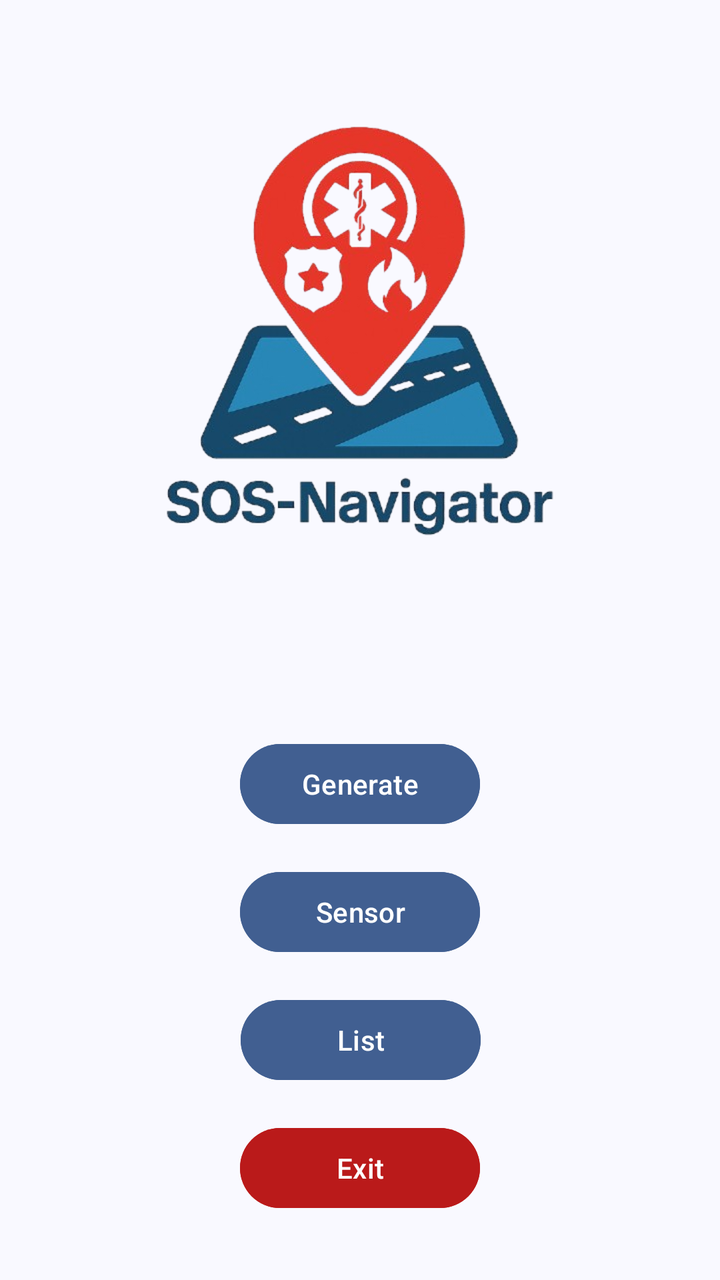
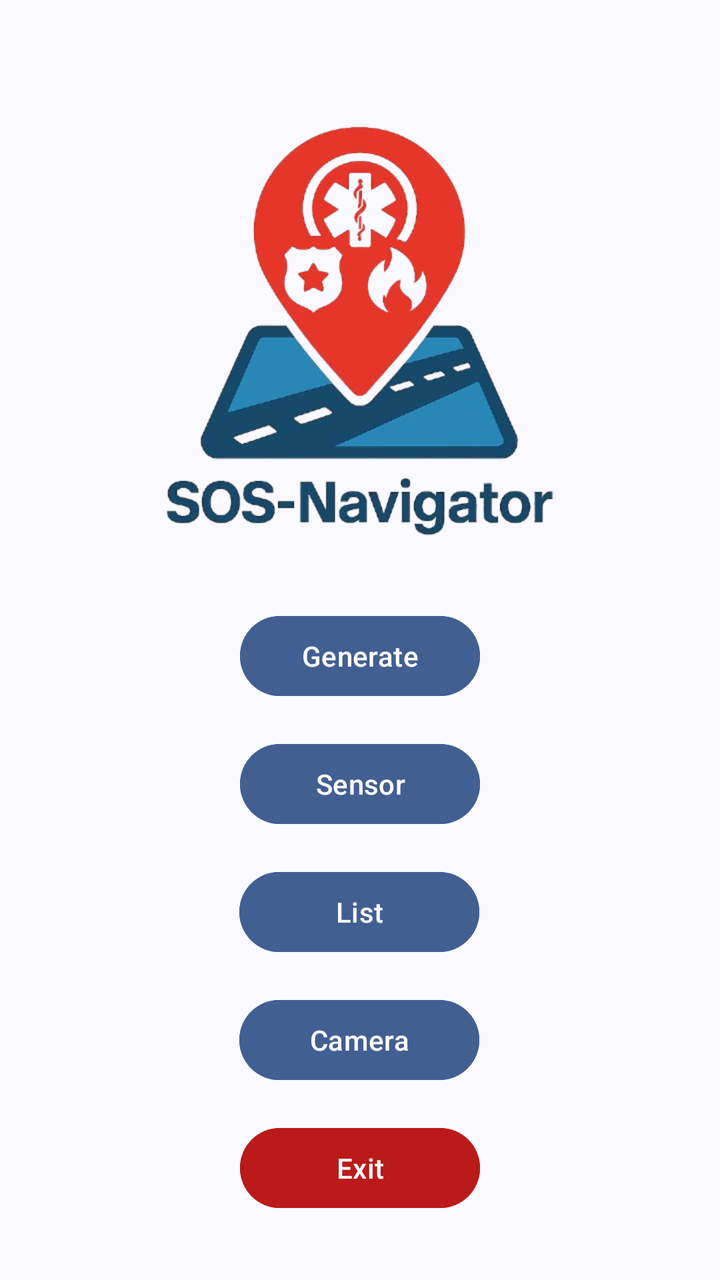

An Android layout rendered at two revisions. The XML below is the earlier revision; the diff shows what the commit changed to produce the second picture.
<!-- AndroidManifest.xml: application theme Theme.AndroidApp -->
<!-- res/layout/fragment_main.xml -->
<?xml version="1.0" encoding="utf-8"?>
<androidx.constraintlayout.widget.ConstraintLayout xmlns:android="http://schemas.android.com/apk/res/android"
    xmlns:app="http://schemas.android.com/apk/res-auto"
    xmlns:tools="http://schemas.android.com/tools"
    android:layout_width="match_parent"
    android:layout_height="match_parent"
    tools:context=".MainFragment">


    <ImageView
        android:id="@+id/imageView2"
        android:layout_width="@dimen/image_width_large"
        android:layout_height="@dimen/image_height_large"
        android:layout_marginTop="48dp"
        android:src="@drawable/logo_no_bg"
        app:layout_constraintEnd_toEndOf="parent"
        app:layout_constraintStart_toStartOf="parent"
        app:layout_constraintTop_toTopOf="parent" />

    <Button
        android:id="@+id/generateBtn"
        style="@style/btn_primary"
        android:layout_marginBottom="16dp"
        android:text="@string/main_frag_generate_btn"
        app:layout_constraintBottom_toTopOf="@+id/sensorBtn"
        app:layout_constraintEnd_toEndOf="parent"
        app:layout_constraintStart_toStartOf="parent" />

    <Button
        android:id="@+id/sensorBtn"
        style="@style/btn_primary"
        android:layout_marginBottom="16dp"
        android:text="@string/main_frag_sensor_btn"
        app:layout_constraintBottom_toTopOf="@+id/listBtn"
        app:layout_constraintEnd_toEndOf="parent"
        app:layout_constraintStart_toStartOf="parent" />

    <Button
        android:id="@+id/listBtn"
        style="@style/btn_primary"
        android:layout_marginBottom="16dp"
        android:text="@string/main_frag_list_btn"
        app:layout_constraintBottom_toTopOf="@+id/exitBtn"
        app:layout_constraintEnd_toEndOf="parent"
        app:layout_constraintHorizontal_bias="0.501"
        app:layout_constraintStart_toStartOf="parent" />

    <Button
        android:id="@+id/exitBtn"
        style="@style/btn_error_bottom"
        android:layout_marginBottom="32dp"
        android:text="@string/main_frag_exit_btn"
        app:layout_constraintBottom_toBottomOf="parent"
        app:layout_constraintEnd_toEndOf="parent"
        app:layout_constraintStart_toStartOf="parent" />

</androidx.constraintlayout.widget.ConstraintLayout>
<!-- resources referenced by this layout -->
<resources>
  <dimen name="image_height_large">250dp</dimen>
  <dimen name="image_width_large">250dp</dimen>
  <string name="main_frag_exit_btn">Exit</string>
  <string name="main_frag_generate_btn">Generate</string>
  <string name="main_frag_list_btn">List</string>
  <string name="main_frag_sensor_btn">Sensor</string>
  <style name="btn_error_bottom" parent="Widget.Material3.Button">
          <item name="android:layout_width">120dp</item>
          <item name="android:layout_height">48dp</item>
          <item name="android:layout_marginBottom">16dp</item>
          <item name="android:backgroundTint">@color/md_theme_error</item>
          <item name="android:textColor">@color/md_theme_onError</item>
      </style>
  <style name="btn_primary" parent="Widget.Material3.Button">
          <item name="android:layout_width">120dp</item>
          <item name="android:layout_height">48dp</item>
          <item name="android:backgroundTint">@color/md_theme_primary</item>
          <item name="android:textColor">@color/md_theme_onPrimary</item>
      </style>
  <color name="md_theme_error">#BA1A1A</color>
  <color name="md_theme_onError">#FFFFFF</color>
  <color name="md_theme_primary">#415F91</color>
  <color name="md_theme_onPrimary">#FFFFFF</color>
  <color name="md_theme_primaryContainer">#D6E3FF</color>
  <color name="md_theme_onPrimaryContainer">#284777</color>
  <color name="md_theme_secondary">#565F71</color>
  <color name="md_theme_onSecondary">#FFFFFF</color>
  <color name="md_theme_secondaryContainer">#DAE2F9</color>
  <color name="md_theme_onSecondaryContainer">#3E4759</color>
  <color name="md_theme_tertiary">#705575</color>
  <color name="md_theme_onTertiary">#FFFFFF</color>
  <color name="md_theme_tertiaryContainer">#FAD8FD</color>
  <color name="md_theme_onTertiaryContainer">#573E5C</color>
  <color name="md_theme_errorContainer">#FFDAD6</color>
  <color name="md_theme_onErrorContainer">#93000A</color>
  <color name="md_theme_background">#F9F9FF</color>
  <color name="md_theme_onBackground">#191C20</color>
  <color name="md_theme_surface">#F9F9FF</color>
  <color name="md_theme_onSurface">#191C20</color>
  <color name="md_theme_surfaceVariant">#E0E2EC</color>
  <color name="md_theme_onSurfaceVariant">#44474E</color>
  <color name="md_theme_outline">#74777F</color>
  <color name="md_theme_outlineVariant">#C4C6D0</color>
  <color name="md_theme_inverseSurface">#2E3036</color>
  <color name="md_theme_inverseOnSurface">#F0F0F7</color>
  <color name="md_theme_inversePrimary">#AAC7FF</color>
  <color name="md_theme_primaryFixed">#D6E3FF</color>
  <color name="md_theme_onPrimaryFixed">#001B3E</color>
  <color name="md_theme_primaryFixedDim">#AAC7FF</color>
  <color name="md_theme_onPrimaryFixedVariant">#284777</color>
  <color name="md_theme_secondaryFixed">#DAE2F9</color>
  <color name="md_theme_onSecondaryFixed">#131C2B</color>
  <color name="md_theme_secondaryFixedDim">#BEC6DC</color>
  <color name="md_theme_onSecondaryFixedVariant">#3E4759</color>
  <color name="md_theme_tertiaryFixed">#FAD8FD</color>
  <color name="md_theme_onTertiaryFixed">#28132E</color>
  <color name="md_theme_tertiaryFixedDim">#DDBCE0</color>
  <color name="md_theme_onTertiaryFixedVariant">#573E5C</color>
  <color name="md_theme_surfaceDim">#D9D9E0</color>
  <color name="md_theme_surfaceBright">#F9F9FF</color>
  <color name="md_theme_surfaceContainerLowest">#FFFFFF</color>
  <color name="md_theme_surfaceContainerLow">#F3F3FA</color>
  <color name="md_theme_surfaceContainer">#EDEDF4</color>
  <color name="md_theme_surfaceContainerHigh">#E7E8EE</color>
  <color name="md_theme_surfaceContainerHighest">#E2E2E9</color>
  <!-- unchanged entries left out for length: 2 -->
</resources>

<!-- the commit's change to res/layout/fragment_main.xml (unified diff, before → after) -->
@@ -40,9 +40,19 @@
         style="@style/btn_primary"
         android:layout_marginBottom="16dp"
         android:text="@string/main_frag_list_btn"
+        app:layout_constraintBottom_toTopOf="@+id/cameraBtn"
+        app:layout_constraintEnd_toEndOf="parent"
+        app:layout_constraintHorizontal_bias="0.498"
+        app:layout_constraintStart_toStartOf="parent" />
+
+    <Button
+        android:id="@+id/cameraBtn"
+        style="@style/btn_primary"
+        android:layout_marginBottom="16dp"
+        android:text="@string/main_frag_camera_btn"
         app:layout_constraintBottom_toTopOf="@+id/exitBtn"
         app:layout_constraintEnd_toEndOf="parent"
-        app:layout_constraintHorizontal_bias="0.501"
+        app:layout_constraintHorizontal_bias="0.498"
         app:layout_constraintStart_toStartOf="parent" />
 
     <Button
<!-- resource entries referenced after the edit -->
@@ -2,6 +2,7 @@
 <resources>
   <dimen name="image_height_large">250dp</dimen>
   <dimen name="image_width_large">250dp</dimen>
+  <string name="main_frag_camera_btn">Camera</string>
   <string name="main_frag_exit_btn">Exit</string>
   <string name="main_frag_generate_btn">Generate</string>
   <string name="main_frag_list_btn">List</string>
